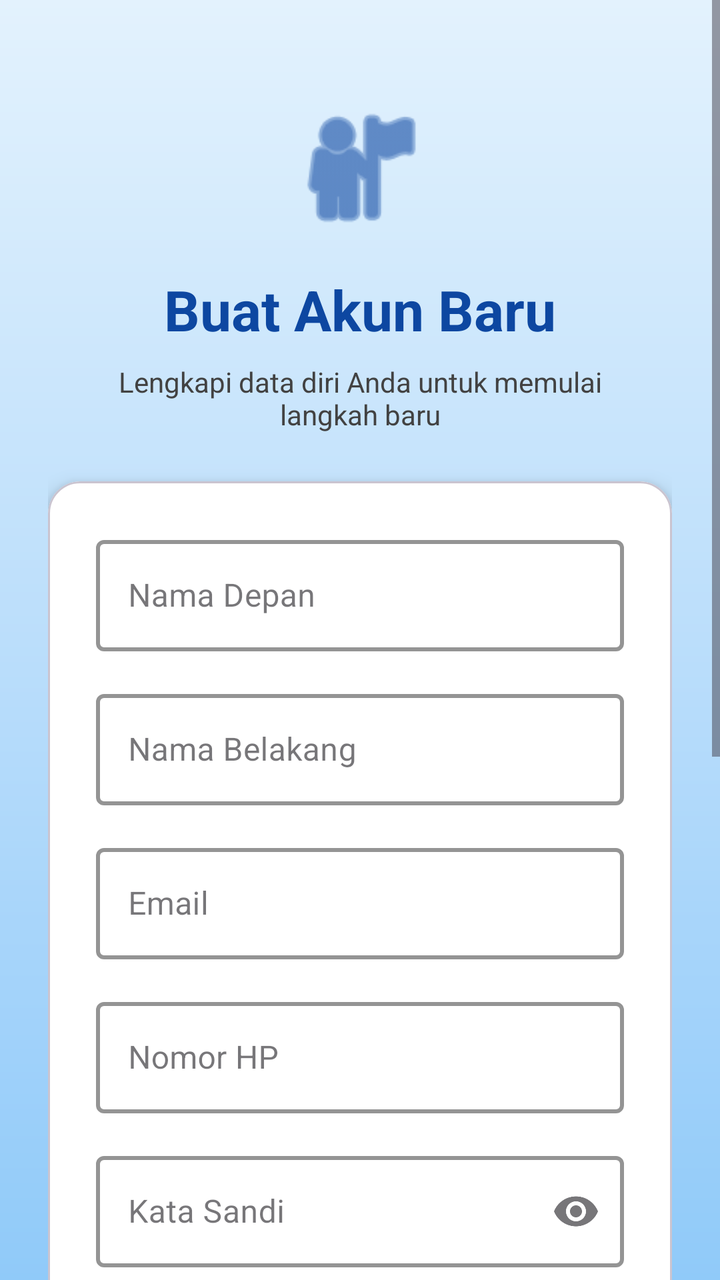
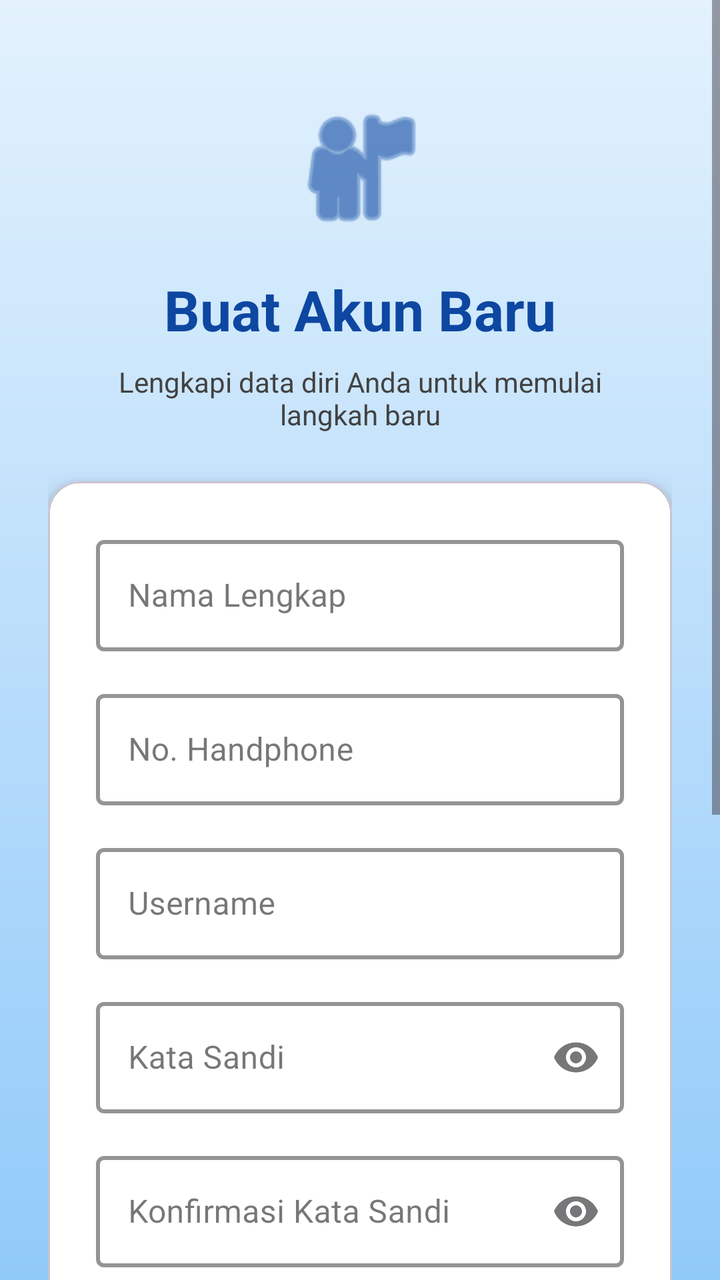

An Android layout rendered at two revisions. The XML below is the earlier revision; the diff shows what the commit changed to produce the second picture.
<!-- AndroidManifest.xml: application theme Theme.Rey_halopanda -->
<!-- res/layout/activity_register.xml -->
<?xml version="1.0" encoding="utf-8"?>
<ScrollView xmlns:android="http://schemas.android.com/apk/res/android"
    xmlns:app="http://schemas.android.com/apk/res-auto"
    xmlns:tools="http://schemas.android.com/tools"
    android:layout_width="match_parent"
    android:layout_height="match_parent"
    android:background="@drawable/bg_gradient_register"
    android:fillViewport="true">

    <androidx.constraintlayout.widget.ConstraintLayout
        android:layout_width="match_parent"
        android:layout_height="wrap_content"
        android:padding="24dp">


        <ImageView
            android:id="@+id/ivIcon"
            android:layout_width="72dp"
            android:layout_height="72dp"
            android:layout_marginTop="24dp"
            android:src="@android:drawable/ic_menu_myplaces"
            app:layout_constraintEnd_toEndOf="parent"
            app:layout_constraintStart_toStartOf="parent"
            app:layout_constraintTop_toTopOf="parent"
            app:tint="#0D47A1" />


        <TextView
            android:id="@+id/tvTitle"
            android:layout_width="wrap_content"
            android:layout_height="wrap_content"
            android:layout_marginTop="16dp"
            android:text="Buat Akun Baru"
            android:textColor="#0D47A1"
            android:textSize="28sp"
            android:textStyle="bold"
            app:layout_constraintEnd_toEndOf="parent"
            app:layout_constraintStart_toStartOf="parent"
            app:layout_constraintTop_toBottomOf="@id/ivIcon" />


        <TextView
            android:id="@+id/tvSubtitle"
            android:layout_width="wrap_content"
            android:layout_height="wrap_content"
            android:layout_marginTop="8dp"
            android:gravity="center"
            android:text="Lengkapi data diri Anda untuk memulai\nlangkah baru"
            android:textColor="#424242"
            android:textSize="14sp"
            app:layout_constraintEnd_toEndOf="parent"
            app:layout_constraintStart_toStartOf="parent"
            app:layout_constraintTop_toBottomOf="@id/tvTitle" />


        <com.google.android.material.card.MaterialCardView
            android:id="@+id/cardForm"
            android:layout_width="match_parent"
            android:layout_height="wrap_content"
            android:layout_marginTop="24dp"
            app:cardBackgroundColor="#FFFFFF"
            app:cardCornerRadius="16dp"
            app:cardElevation="6dp"
            app:layout_constraintTop_toBottomOf="@id/tvSubtitle">

            <LinearLayout
                android:layout_width="match_parent"
                android:layout_height="wrap_content"
                android:orientation="vertical"
                android:padding="24dp">


                <com.google.android.material.textfield.TextInputLayout
                    style="@style/Widget.MaterialComponents.TextInputLayout.OutlinedBox"
                    android:layout_width="match_parent"
                    android:layout_height="wrap_content"
                    android:hint="Nama Depan"
                    app:boxStrokeColor="#0D47A1"
                    app:boxStrokeWidth="2dp">

                    <com.google.android.material.textfield.TextInputEditText
                        android:id="@+id/etNama"
                        android:layout_width="match_parent"
                        android:layout_height="wrap_content"
                        android:inputType="textPersonName"
                        android:textColor="#000000"
                        android:textColorHint="#9E9E9E" />
                </com.google.android.material.textfield.TextInputLayout>


                <com.google.android.material.textfield.TextInputLayout
                    style="@style/Widget.MaterialComponents.TextInputLayout.OutlinedBox"
                    android:layout_width="match_parent"
                    android:layout_height="wrap_content"
                    android:layout_marginTop="16dp"
                    android:hint="Nama Belakang"
                    app:boxStrokeColor="#0D47A1"
                    app:boxStrokeWidth="2dp">

                    <com.google.android.material.textfield.TextInputEditText
                        android:id="@+id/etNamaBelakang"
                        android:layout_width="match_parent"
                        android:layout_height="wrap_content"
                        android:inputType="textPersonName"
                        android:textColor="#000000"
                        android:textColorHint="#9E9E9E" />
                </com.google.android.material.textfield.TextInputLayout>


                <com.google.android.material.textfield.TextInputLayout
                    style="@style/Widget.MaterialComponents.TextInputLayout.OutlinedBox"
                    android:layout_width="match_parent"
                    android:layout_height="wrap_content"
                    android:layout_marginTop="16dp"
                    android:hint="Email"
                    app:boxStrokeColor="#0D47A1"
                    app:boxStrokeWidth="2dp">

                    <com.google.android.material.textfield.TextInputEditText
                        android:id="@+id/etEmail"
                        android:layout_width="match_parent"
                        android:layout_height="wrap_content"
                        android:inputType="textEmailAddress"
                        android:textColor="#000000"
                        android:textColorHint="#9E9E9E" />
                </com.google.android.material.textfield.TextInputLayout>


                <com.google.android.material.textfield.TextInputLayout
                    style="@style/Widget.MaterialComponents.TextInputLayout.OutlinedBox"
                    android:layout_width="match_parent"
                    android:layout_height="wrap_content"
                    android:layout_marginTop="16dp"
                    android:hint="Nomor HP"
                    app:boxStrokeColor="#0D47A1"
                    app:boxStrokeWidth="2dp">

                    <com.google.android.material.textfield.TextInputEditText
                        android:id="@+id/etNoHp"
                        android:layout_width="match_parent"
                        android:layout_height="wrap_content"
                        android:inputType="phone"
                        android:textColor="#000000"
                        android:textColorHint="#9E9E9E" />
                </com.google.android.material.textfield.TextInputLayout>


                <com.google.android.material.textfield.TextInputLayout
                    style="@style/Widget.MaterialComponents.TextInputLayout.OutlinedBox"
                    android:layout_width="match_parent"
                    android:layout_height="wrap_content"
                    android:layout_marginTop="16dp"
                    android:hint="Kata Sandi"
                    app:boxStrokeColor="#0D47A1"
                    app:boxStrokeWidth="2dp"
                    app:endIconMode="password_toggle">

                    <com.google.android.material.textfield.TextInputEditText
                        android:id="@+id/etPassword"
                        android:layout_width="match_parent"
                        android:layout_height="wrap_content"
                        android:inputType="textPassword"
                        android:textColor="#000000"
                        android:textColorHint="#9E9E9E" />
                </com.google.android.material.textfield.TextInputLayout>

                <com.google.android.material.textfield.TextInputLayout
                    style="@style/Widget.MaterialComponents.TextInputLayout.OutlinedBox"
                    android:layout_width="match_parent"
                    android:layout_height="wrap_content"
                    android:layout_marginTop="16dp"
                    android:hint="Konfirmasi Kata Sandi"
                    app:boxStrokeColor="#0D47A1"
                    app:boxStrokeWidth="2dp"
                    app:endIconMode="password_toggle">

                    <com.google.android.material.textfield.TextInputEditText
                        android:id="@+id/etKonfirmasiPassword"
                        android:layout_width="match_parent"
                        android:layout_height="wrap_content"
                        android:inputType="textPassword"
                        android:textColor="#000000"
                        android:textColorHint="#9E9E9E" />
                </com.google.android.material.textfield.TextInputLayout>


                <LinearLayout
                    android:layout_width="match_parent"
                    android:layout_height="4dp"
                    android:layout_marginTop="12dp"
                    android:orientation="horizontal">

                    <View android:layout_width="0dp" android:layout_height="match_parent" android:layout_marginEnd="4dp" android:layout_weight="1" android:background="#E0E0E0" />
                    <View android:layout_width="0dp" android:layout_height="match_parent" android:layout_marginEnd="4dp" android:layout_weight="1" android:background="#E0E0E0" />
                    <View android:layout_width="0dp" android:layout_height="match_parent" android:layout_marginEnd="4dp" android:layout_weight="1" android:background="#E0E0E0" />
                    <View android:layout_width="0dp" android:layout_height="match_parent" android:layout_weight="1" android:background="#E0E0E0" />
                </LinearLayout>

                <LinearLayout
                    android:layout_width="match_parent"
                    android:layout_height="wrap_content"
                    android:layout_marginTop="4dp"
                    android:orientation="horizontal">

                    <TextView android:layout_width="0dp" android:layout_height="wrap_content" android:layout_weight="1" android:text="Kekuatan: Belum diisi" android:textColor="#757575" android:textSize="12sp" />
                    <TextView android:layout_width="wrap_content" android:layout_height="wrap_content" android:text="Kombinasi huruf &amp; angka" android:textColor="#757575" android:textSize="12sp" />
                </LinearLayout>


                <com.google.android.material.button.MaterialButton
                    android:id="@+id/btnDaftar"
                    android:layout_width="match_parent"
                    android:layout_height="55dp"
                    android:layout_marginTop="24dp"
                    android:text="Daftar Akun"
                    android:textColor="#FFFFFF"
                    android:textSize="16sp"
                    android:textStyle="bold"
                    app:backgroundTint="#0D47A1"
                    app:cornerRadius="12dp"
                    app:icon="@android:drawable/ic_media_play"
                    app:iconGravity="textEnd"
                    app:iconTint="#FFFFFF" />

                
                <LinearLayout
                    android:layout_width="match_parent"
                    android:layout_height="wrap_content"
                    android:layout_marginTop="16dp"
                    android:gravity="center_vertical"
                    android:orientation="horizontal">

                    <View android:layout_width="0dp" android:layout_height="1dp" android:layout_weight="1" android:background="#E0E0E0" />
                    <TextView android:layout_width="wrap_content" android:layout_height="wrap_content" android:paddingHorizontal="8dp" android:text="atau daftar dengan" android:textColor="#757575" android:textSize="12sp" />
                    <View android:layout_width="0dp" android:layout_height="1dp" android:layout_weight="1" android:background="#E0E0E0" />
                </LinearLayout>

                
                <com.google.android.material.button.MaterialButton
                    android:id="@+id/btnGoogle"
                    android:layout_width="match_parent"
                    android:layout_height="55dp"
                    android:layout_marginTop="16dp"
                    android:text="Daftar / Connect dengan Google"
                    android:textColor="#424242"
                    android:textSize="14sp"
                    app:backgroundTint="#FFFFFF"
                    app:cornerRadius="12dp"
                    app:icon="@drawable/google"
                    app:iconGravity="textStart"
                    app:iconTint="@null"
                    app:strokeColor="#E0E0E0"
                    app:strokeWidth="1dp" />
            </LinearLayout>
        </com.google.android.material.card.MaterialCardView>

        
        <TextView
            android:id="@+id/tvLogin"
            android:layout_width="wrap_content"
            android:layout_height="wrap_content"
            android:layout_marginTop="24dp"
            android:layout_marginBottom="8dp"
            android:text="Sudah punya akun? Masuk di sini"
            android:textColor="#0D47A1"
            android:textSize="14sp"
            android:textStyle="bold"
            app:layout_constraintBottom_toTopOf="@id/tvTerms"
            app:layout_constraintEnd_toEndOf="parent"
            app:layout_constraintStart_toStartOf="parent"
            app:layout_constraintTop_toBottomOf="@id/cardForm" />

        
        <TextView
            android:id="@+id/tvTerms"
            android:layout_width="wrap_content"
            android:layout_height="wrap_content"
            android:layout_marginBottom="24dp"
            android:gravity="center"
            android:text="Dengan mendaftar, Anda menyetujui Syarat &amp; Ketentuan\nserta Kebijakan Privasi kami."
            android:textColor="#757575"
            android:textSize="12sp"
            app:layout_constraintBottom_toBottomOf="parent"
            app:layout_constraintEnd_toEndOf="parent"
            app:layout_constraintStart_toStartOf="parent"
            app:layout_constraintTop_toBottomOf="@id/tvLogin" />

    </androidx.constraintlayout.widget.ConstraintLayout>
</ScrollView>
<!-- resources referenced by this layout -->
<resources>
  <!-- drawable bg_gradient_register (drawable) -->
  <?xml version="1.0" encoding="utf-8"?>
  <shape xmlns:android="http://schemas.android.com/apk/res/android"
      android:shape="rectangle">
      <gradient
          android:angle="270"
          android:startColor="#E3F2FD"
          android:centerColor="#BBDEFB"
          android:endColor="#90CAF9"
          android:type="linear" />
  </shape>
  <!-- drawable google: png bitmap (drawable, 11359 bytes) -->
  <style name="Theme.Rey_halopanda" parent="Theme.Material3.DayNight.NoActionBar">
          
      </style>
</resources>

<!-- the commit's change to res/layout/activity_register.xml (unified diff, before → after) -->
@@ -12,7 +12,6 @@
         android:layout_height="wrap_content"
         android:padding="24dp">
 
-
         <ImageView
             android:id="@+id/ivIcon"
             android:layout_width="72dp"
@@ -24,7 +23,6 @@
             app:layout_constraintTop_toTopOf="parent"
             app:tint="#0D47A1" />
 
-
         <TextView
             android:id="@+id/tvTitle"
             android:layout_width="wrap_content"
@@ -38,7 +36,6 @@
             app:layout_constraintStart_toStartOf="parent"
             app:layout_constraintTop_toBottomOf="@id/ivIcon" />
 
-
         <TextView
             android:id="@+id/tvSubtitle"
             android:layout_width="wrap_content"
@@ -52,7 +49,6 @@
             app:layout_constraintStart_toStartOf="parent"
             app:layout_constraintTop_toBottomOf="@id/tvTitle" />
 
-
         <com.google.android.material.card.MaterialCardView
             android:id="@+id/cardForm"
             android:layout_width="match_parent"
@@ -69,12 +65,12 @@
                 android:orientation="vertical"
                 android:padding="24dp">
 
-
-                <com.google.android.material.textfield.TextInputLayout
-                    style="@style/Widget.MaterialComponents.TextInputLayout.OutlinedBox"
-                    android:layout_width="match_parent"
-                    android:layout_height="wrap_content"
-                    android:hint="Nama Depan"
+                
+                <com.google.android.material.textfield.TextInputLayout
+                    style="@style/Widget.MaterialComponents.TextInputLayout.OutlinedBox"
+                    android:layout_width="match_parent"
+                    android:layout_height="wrap_content"
+                    android:hint="Nama Lengkap"
                     app:boxStrokeColor="#0D47A1"
                     app:boxStrokeWidth="2dp">
 
@@ -87,64 +83,46 @@
                         android:textColorHint="#9E9E9E" />
                 </com.google.android.material.textfield.TextInputLayout>
 
-
-                <com.google.android.material.textfield.TextInputLayout
-                    style="@style/Widget.MaterialComponents.TextInputLayout.OutlinedBox"
-                    android:layout_width="match_parent"
-                    android:layout_height="wrap_content"
-                    android:layout_marginTop="16dp"
-                    android:hint="Nama Belakang"
+                
+                <com.google.android.material.textfield.TextInputLayout
+                    style="@style/Widget.MaterialComponents.TextInputLayout.OutlinedBox"
+                    android:layout_width="match_parent"
+                    android:layout_height="wrap_content"
+                    android:layout_marginTop="16dp"
+                    android:hint="No. Handphone"
                     app:boxStrokeColor="#0D47A1"
                     app:boxStrokeWidth="2dp">
 
                     <com.google.android.material.textfield.TextInputEditText
-                        android:id="@+id/etNamaBelakang"
-                        android:layout_width="match_parent"
-                        android:layout_height="wrap_content"
-                        android:inputType="textPersonName"
-                        android:textColor="#000000"
-                        android:textColorHint="#9E9E9E" />
-                </com.google.android.material.textfield.TextInputLayout>
-
-
-                <com.google.android.material.textfield.TextInputLayout
-                    style="@style/Widget.MaterialComponents.TextInputLayout.OutlinedBox"
-                    android:layout_width="match_parent"
-                    android:layout_height="wrap_content"
-                    android:layout_marginTop="16dp"
-                    android:hint="Email"
+                        android:id="@+id/etNoHp"
+                        android:layout_width="match_parent"
+                        android:layout_height="wrap_content"
+                        android:inputType="number"
+                        android:maxLength="15"
+                        android:textColor="#000000"
+                        android:textColorHint="#9E9E9E" />
+                </com.google.android.material.textfield.TextInputLayout>
+
+                
+                <com.google.android.material.textfield.TextInputLayout
+                    style="@style/Widget.MaterialComponents.TextInputLayout.OutlinedBox"
+                    android:layout_width="match_parent"
+                    android:layout_height="wrap_content"
+                    android:layout_marginTop="16dp"
+                    android:hint="Username"
                     app:boxStrokeColor="#0D47A1"
                     app:boxStrokeWidth="2dp">
 
                     <com.google.android.material.textfield.TextInputEditText
-                        android:id="@+id/etEmail"
-                        android:layout_width="match_parent"
-                        android:layout_height="wrap_content"
-                        android:inputType="textEmailAddress"
-                        android:textColor="#000000"
-                        android:textColorHint="#9E9E9E" />
-                </com.google.android.material.textfield.TextInputLayout>
-
-
-                <com.google.android.material.textfield.TextInputLayout
-                    style="@style/Widget.MaterialComponents.TextInputLayout.OutlinedBox"
-                    android:layout_width="match_parent"
-                    android:layout_height="wrap_content"
-                    android:layout_marginTop="16dp"
-                    android:hint="Nomor HP"
-                    app:boxStrokeColor="#0D47A1"
-                    app:boxStrokeWidth="2dp">
-
-                    <com.google.android.material.textfield.TextInputEditText
-                        android:id="@+id/etNoHp"
-                        android:layout_width="match_parent"
-                        android:layout_height="wrap_content"
-                        android:inputType="phone"
-                        android:textColor="#000000"
-                        android:textColorHint="#9E9E9E" />
-                </com.google.android.material.textfield.TextInputLayout>
-
-
+                        android:id="@+id/etUsername"
+                        android:layout_width="match_parent"
+                        android:layout_height="wrap_content"
+                        android:inputType="text"
+                        android:textColor="#000000"
+                        android:textColorHint="#9E9E9E" />
+                </com.google.android.material.textfield.TextInputLayout>
+
+                
                 <com.google.android.material.textfield.TextInputLayout
                     style="@style/Widget.MaterialComponents.TextInputLayout.OutlinedBox"
                     android:layout_width="match_parent"
@@ -164,6 +142,7 @@
                         android:textColorHint="#9E9E9E" />
                 </com.google.android.material.textfield.TextInputLayout>
 
+                
                 <com.google.android.material.textfield.TextInputLayout
                     style="@style/Widget.MaterialComponents.TextInputLayout.OutlinedBox"
                     android:layout_width="match_parent"
@@ -183,13 +162,12 @@
                         android:textColorHint="#9E9E9E" />
                 </com.google.android.material.textfield.TextInputLayout>
 
-
+                
                 <LinearLayout
                     android:layout_width="match_parent"
                     android:layout_height="4dp"
                     android:layout_marginTop="12dp"
                     android:orientation="horizontal">
-
                     <View android:layout_width="0dp" android:layout_height="match_parent" android:layout_marginEnd="4dp" android:layout_weight="1" android:background="#E0E0E0" />
                     <View android:layout_width="0dp" android:layout_height="match_parent" android:layout_marginEnd="4dp" android:layout_weight="1" android:background="#E0E0E0" />
                     <View android:layout_width="0dp" android:layout_height="match_parent" android:layout_marginEnd="4dp" android:layout_weight="1" android:background="#E0E0E0" />
@@ -201,12 +179,11 @@
                     android:layout_height="wrap_content"
                     android:layout_marginTop="4dp"
                     android:orientation="horizontal">
-
                     <TextView android:layout_width="0dp" android:layout_height="wrap_content" android:layout_weight="1" android:text="Kekuatan: Belum diisi" android:textColor="#757575" android:textSize="12sp" />
                     <TextView android:layout_width="wrap_content" android:layout_height="wrap_content" android:text="Kombinasi huruf &amp; angka" android:textColor="#757575" android:textSize="12sp" />
                 </LinearLayout>
 
-
+                
                 <com.google.android.material.button.MaterialButton
                     android:id="@+id/btnDaftar"
                     android:layout_width="match_parent"
@@ -229,7 +206,6 @@
                     android:layout_marginTop="16dp"
                     android:gravity="center_vertical"
                     android:orientation="horizontal">
-
                     <View android:layout_width="0dp" android:layout_height="1dp" android:layout_weight="1" android:background="#E0E0E0" />
                     <TextView android:layout_width="wrap_content" android:layout_height="wrap_content" android:paddingHorizontal="8dp" android:text="atau daftar dengan" android:textColor="#757575" android:textSize="12sp" />
                     <View android:layout_width="0dp" android:layout_height="1dp" android:layout_weight="1" android:background="#E0E0E0" />
@@ -254,7 +230,6 @@
             </LinearLayout>
         </com.google.android.material.card.MaterialCardView>
 
-        
         <TextView
             android:id="@+id/tvLogin"
             android:layout_width="wrap_content"
@@ -270,7 +245,6 @@
             app:layout_constraintStart_toStartOf="parent"
             app:layout_constraintTop_toBottomOf="@id/cardForm" />
 
-        
         <TextView
             android:id="@+id/tvTerms"
             android:layout_width="wrap_content"
